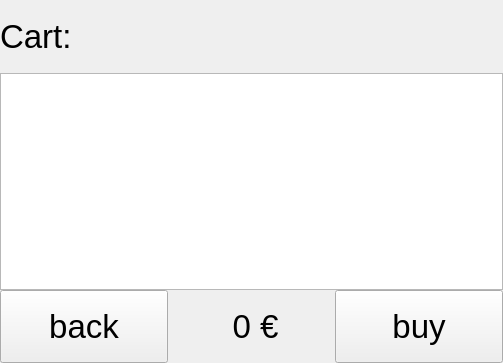
Qt form TallyOnRaspberry/shoppingcart.ui (Deltachi/Tally_Teamproject) before a commit.
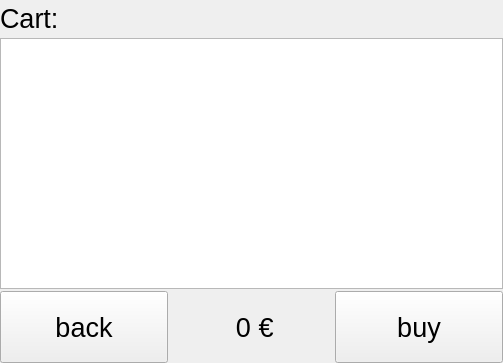
The same form after that commit.

```diff
--- a/TallyOnRaspberry/shoppingcart.ui
+++ b/TallyOnRaspberry/shoppingcart.ui
@@ -30,12 +30,15 @@
     <number>0</number>
    </property>
    <item row="0" column="0">
-    <layout class="QVBoxLayout" name="verticalLayout" stretch="1,3,1">
+    <layout class="QVBoxLayout" name="verticalLayout" stretch="1,7,2">
+     <property name="spacing">
+      <number>2</number>
+     </property>
      <item>
       <widget class="QLabel" name="label">
        <property name="font">
         <font>
-         <pointsize>25</pointsize>
+         <pointsize>20</pointsize>
         </font>
        </property>
        <property name="text">
@@ -50,6 +53,15 @@
          <pointsize>20</pointsize>
         </font>
        </property>
+       <property name="iconSize">
+        <size>
+         <width>40</width>
+         <height>40</height>
+        </size>
+       </property>
+       <property name="sortingEnabled">
+        <bool>true</bool>
+       </property>
       </widget>
      </item>
      <item>
@@ -67,7 +79,7 @@
          </property>
          <property name="font">
           <font>
-           <pointsize>25</pointsize>
+           <pointsize>20</pointsize>
           </font>
          </property>
          <property name="text">
@@ -79,7 +91,7 @@
         <widget class="QLabel" name="label_2">
          <property name="font">
           <font>
-           <pointsize>25</pointsize>
+           <pointsize>20</pointsize>
           </font>
          </property>
          <property name="text">
@@ -94,7 +106,7 @@
         <widget class="QLabel" name="label_3">
          <property name="font">
           <font>
-           <pointsize>25</pointsize>
+           <pointsize>20</pointsize>
           </font>
          </property>
          <property name="text">
@@ -115,7 +127,7 @@
          </property>
          <property name="font">
           <font>
-           <pointsize>25</pointsize>
+           <pointsize>20</pointsize>
           </font>
          </property>
          <property name="text">
```
Left out of the diff: 11 changed lines with no effect on the pictures.
